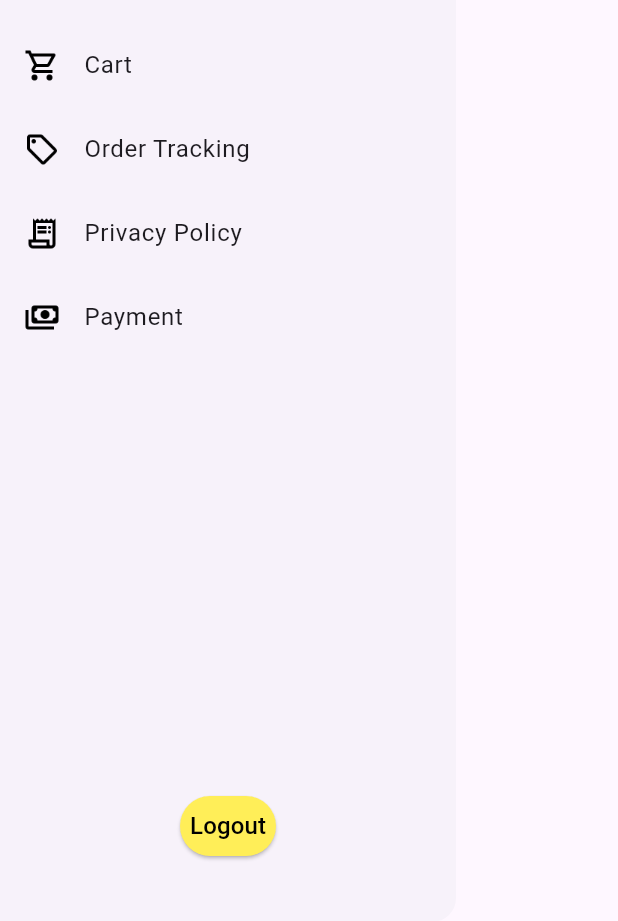
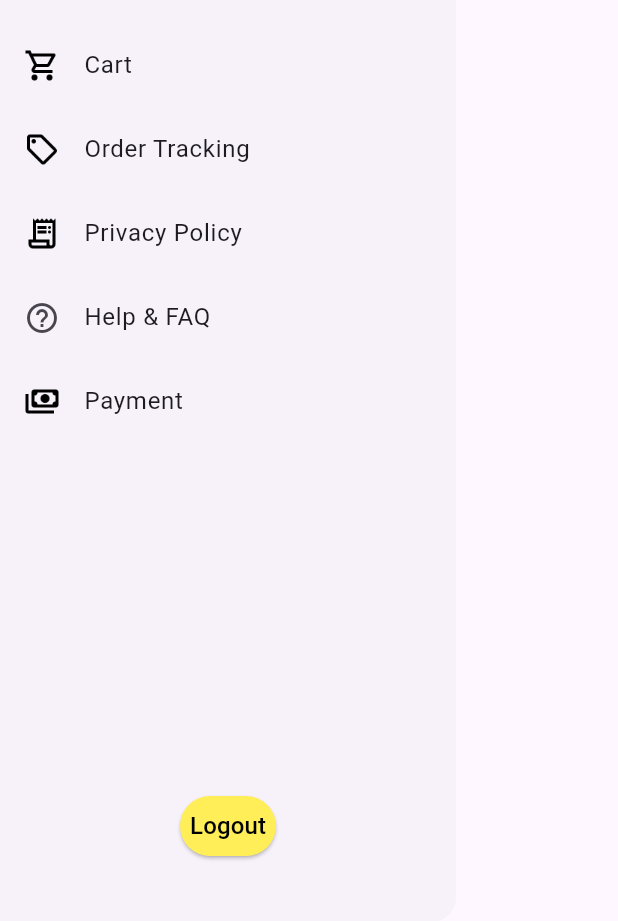
Before and after one commit to rockeyvaha/artsvault, a Flutter app: the SideMenuWidget widget shown alone on an empty page, opened directly, on a phone screen of 412 x 824 dp, the part 314-1235 px from its top. Run offline on Flutter 3.47's test engine with Material 3 defaults, Android fonts, the phone set to English and light mode, and no system bars; our stand-ins replace cloud_firestore, firebase_auth, firebase_core; accounts and stored records are empty.

Commit message:
feat: add help button to sidebar - Fixes #6

```diff
--- a/artsvault/lib/widget.dart
+++ b/artsvault/lib/widget.dart
@@ -494,6 +494,15 @@ class SideMenuWidget extends StatelessWidget {
               );
             },
           ),
+          // Added Help & FAQ Button (Feature)
+          ListTile(
+            leading: const Icon(Icons.help_outline, size: 24),
+            title: const Text('Help & FAQ'),
+            onTap: () {
+              Navigator.pop(context);
+              // Navigation to HelpPage logic here
+            },
+          ),
           ListTile(
             leading: Image.asset('assets/payment.png', height: 24, width: 24),
             title: const Text('Payment'),
```
Also changed, not shown: 1 other file.
